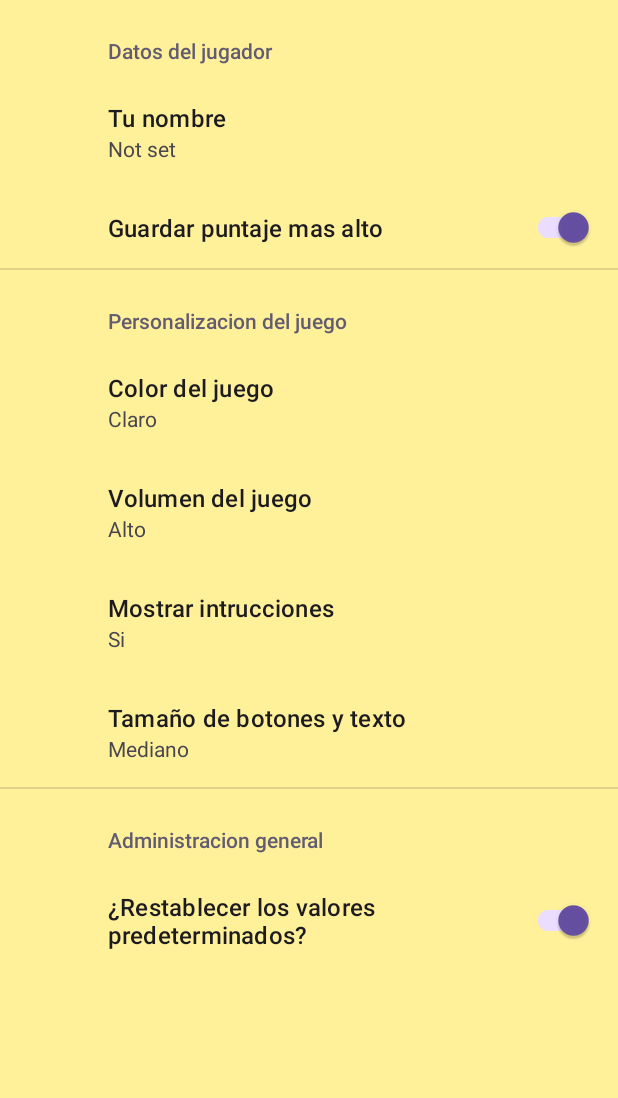
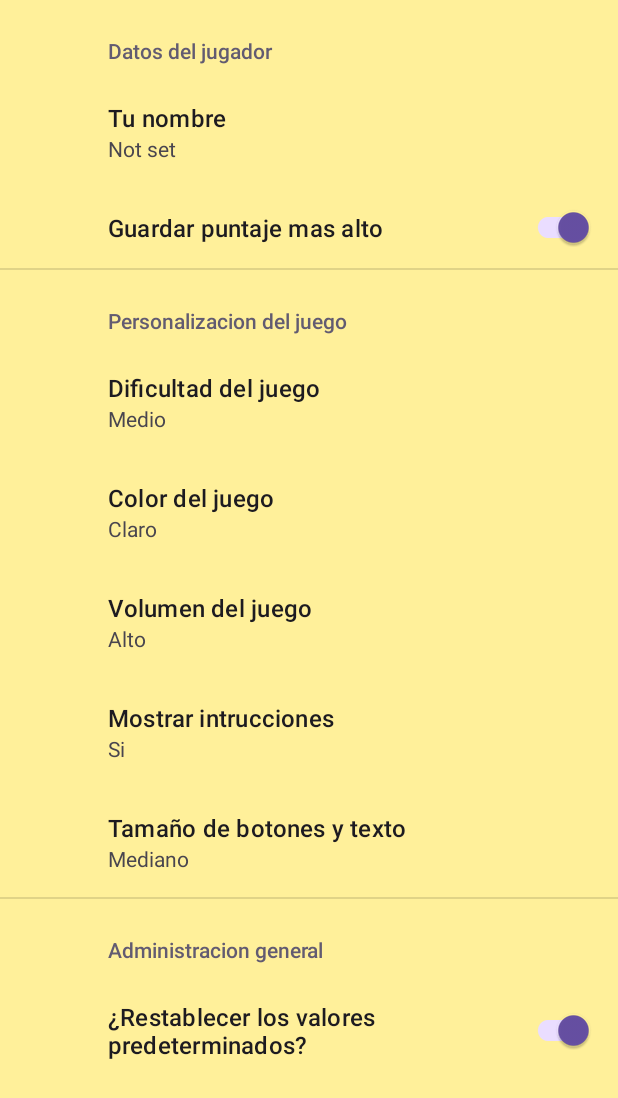
Before and after one commit to Xerlocs/BopIt, an Android app: the SettingsActivity screen opened directly, with no data from a screen before it, on a phone screen of 412 x 824 dp. Shown: the top 1098 px of the screen. Run offline under Robolectric (Android 15) with nearby library versions, the phone set to English and light mode, and no system bars; our stand-ins replace androidx.preference.

Commit message:
Commit 11 (limpieza y actualizacion)

```diff
--- a/app/src/main/res/values/arrays.xml
+++ b/app/src/main/res/values/arrays.xml
@@ -1,4 +1,17 @@
 <resources>
+    <!-- dificultad Preference -->
+    <string-array name="dificultad_entries">
+        <item>Facil</item>
+        <item>Medio</item>
+        <item>Dificil</item>
+    </string-array>
+
+    <string-array name="dificultad_values">
+        <item>10000</item>
+        <item>5000</item>
+        <item>3000</item>
+    </string-array>
+
     <!-- color Preference -->
     <string-array name="color_entries">
         <item>Claro</item>
--- a/app/src/main/res/values/strings.xml
+++ b/app/src/main/res/values/strings.xml
@@ -28,6 +28,7 @@
     <string name="puntaje_title">Guardar puntaje mas alto</string>
 
     //Personalizar settings
+    <string name="dificultad_tittle">Dificultad del juego</string>
     <string name="color_title">Color del juego</string>
     <string name="volumen_title">Volumen del juego</string>
     <string name="intrucciones_title">Mostrar intrucciones</string>
--- a/app/src/main/res/xml/root_preferences.xml
+++ b/app/src/main/res/xml/root_preferences.xml
@@ -15,6 +15,14 @@
     </PreferenceCategory>
 
     <PreferenceCategory app:title="@string/Personalizar_header">
+
+        <ListPreference
+            app:defaultValue="5000"
+            app:entries="@array/dificultad_entries"
+            app:entryValues="@array/dificultad_values"
+            app:key="dificulty"
+            app:title="@string/dificultad_tittle"
+            app:useSimpleSummaryProvider="true" />
 
         <ListPreference
             app:defaultValue="reply"
```
